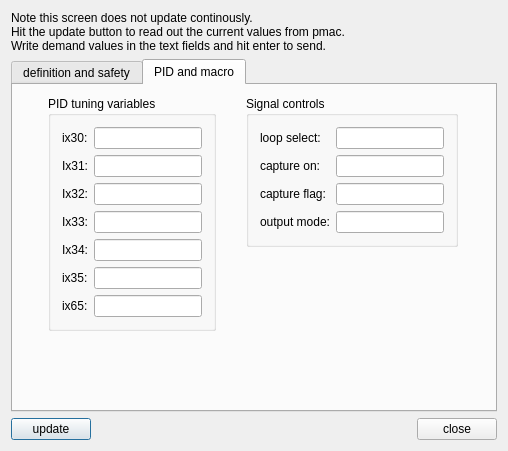
This is src/dls_pmaccontrol/formAxisSettings.ui in DiamondLightSource/dls-pmac-control as Qt 5 draws it before an edit. The edited form follows.
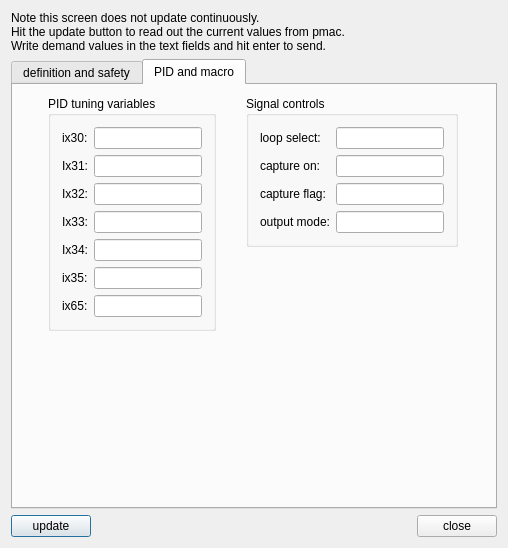
This is the edited form.

Commit message: Correct typo on Axis Settings screens (see ticket CGP-232)

What changed in the file:
```diff
--- a/src/dls_pmaccontrol/formAxisSettings.ui
+++ b/src/dls_pmaccontrol/formAxisSettings.ui
@@ -7,7 +7,7 @@
     <x>0</x>
     <y>0</y>
     <width>508</width>
-    <height>451</height>
+    <height>548</height>
    </rect>
   </property>
   <property name="sizePolicy">
@@ -29,7 +29,7 @@
    <item row="0" column="0" colspan="3">
     <widget class="QLabel" name="textLabel1">
      <property name="text">
-      <string>Note this screen does not update continously.
+      <string>Note this screen does not update continuously.
 Hit the update button to read out the current values from pmac.
 Write demand values in the text fields and hit enter to send.</string>
      </property>
```
The commit also changes 3 other files.
